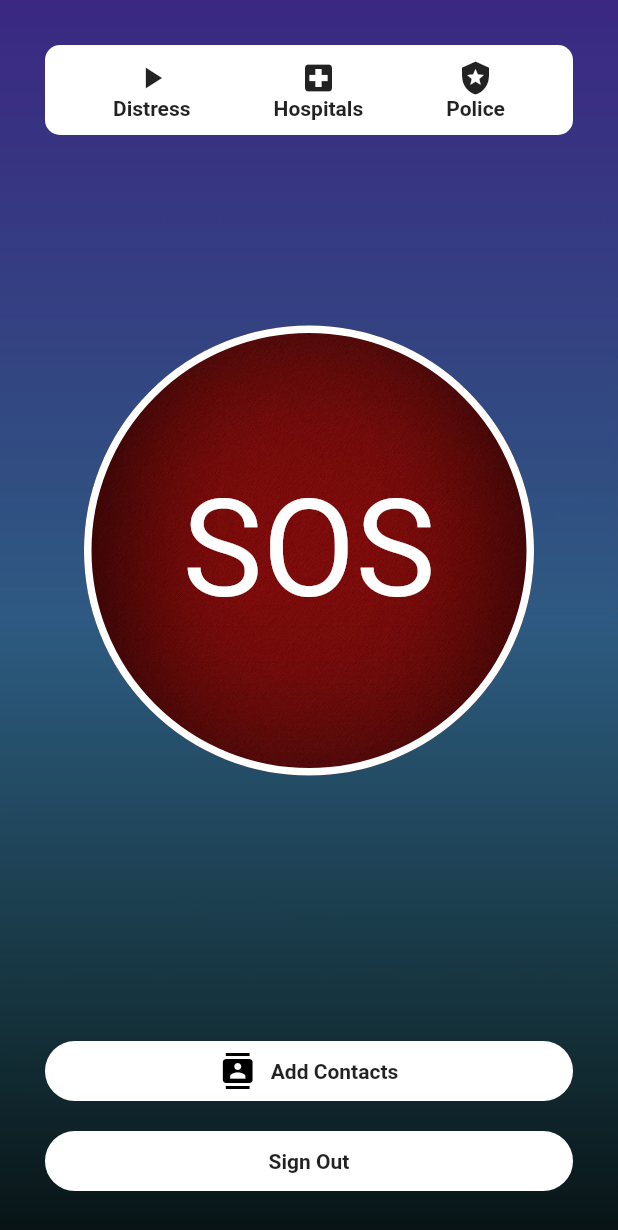
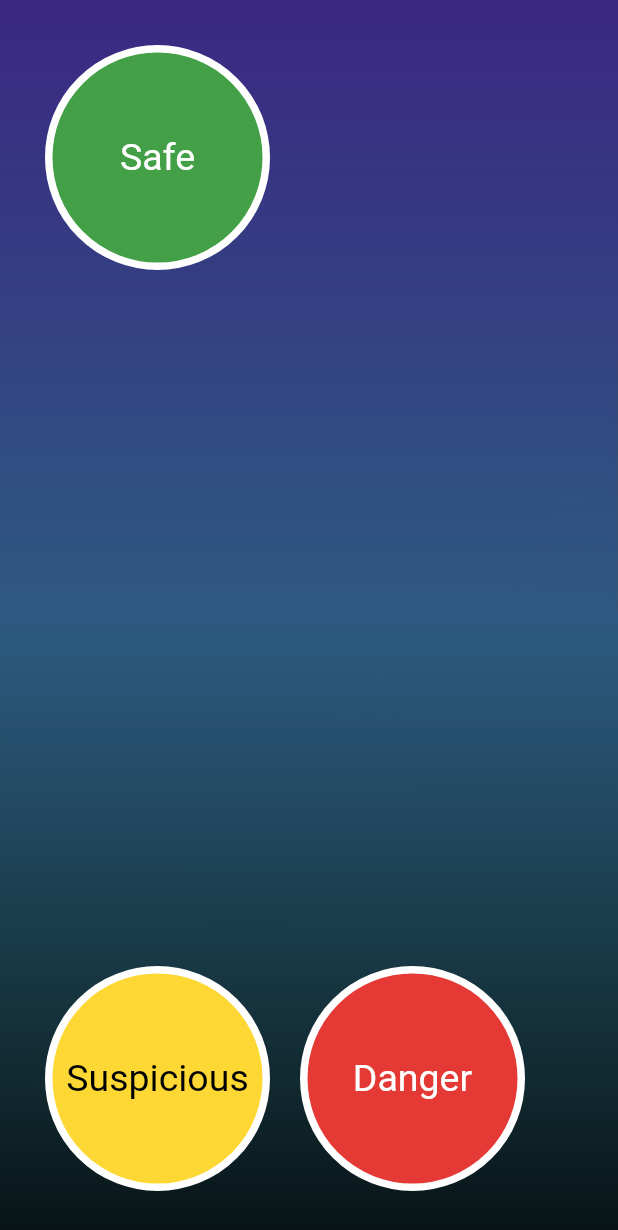
Before and after one commit to sakship31/women-safety-app, a Flutter app: the screen it shows once a user with an empty profile is signed in, after a tap on "SOS", on a phone screen of 412 x 824 dp. Shown: the top 1230 px of the screen. Run offline on Flutter 3.47's test engine with Material 2 defaults, Android fonts, the phone set to English and light mode, and no system bars; our stand-ins replace audioplayers, firebase_auth, geolocator, sqflite; missing offline and left inert: dart:ffi, sms; accounts and stored records are empty.

Commit message:
diff sos added

```diff
--- a/lib/screens/dashboard.dart
+++ b/lib/screens/dashboard.dart
@@ -3,8 +3,10 @@
 import 'package:audioplayers/audioplayers.dart';
 import 'package:flutter/material.dart';
 import 'package:geolocator/geolocator.dart';
+import 'package:safety_app/screens/emergency.dart';
 import 'package:safety_app/screens/hospitals.dart';
 import 'package:safety_app/screens/police.dart';
+import 'package:safety_app/screens/sos.dart';
 import 'package:safety_app/services/authservice.dart';
 import 'dart:async';
 import 'package:flutter/widgets.dart';
@@ -69,6 +71,7 @@ class _DashboardPageState extends State<DashboardPage> {
             image: DecorationImage(
                 image: AssetImage('assets/images/back.jpg'),
                 fit: BoxFit.cover)),
+        child: SafeArea(
           child: Container(
             decoration: BoxDecoration(
                 gradient: LinearGradient(begin: Alignment.bottomRight, colors: [
@@ -108,8 +111,9 @@ class _DashboardPageState extends State<DashboardPage> {
                                     }
                                     setState(() {});
                                   },
-                                child: Icon(
-                                    isPlaying ? Icons.pause : Icons.play_arrow),
+                                  child: Icon(isPlaying
+                                      ? Icons.pause
+                                      : Icons.play_arrow),
                                   // height: 50,
                                 ),
                                 Container(
@@ -133,7 +137,8 @@ class _DashboardPageState extends State<DashboardPage> {
                                     Navigator.push(
                                       context,
                                       MaterialPageRoute(
-                                        builder: (context) => HospitalScreen()),
+                                          builder: (context) =>
+                                              HospitalScreen()),
                                     );
                                   },
                                   child: Icon(Icons.local_hospital),
@@ -178,34 +183,44 @@ class _DashboardPageState extends State<DashboardPage> {
                               ],
                             ),
                           ),
+                          Container(
+                            padding: const EdgeInsets.all(10),
+                            // color: Colors.red[900],
+                            child: Column(
+                              children: [
+                                InkWell(
+                                  onTap: () {
+                                    Navigator.push(
+                                      context,
+                                      MaterialPageRoute(
+                                          builder: (context) =>
+                                              EmergencyNumbers()),
+                                    );
+                                  },
+                                  child: Icon(Icons.call),
+                                  // height: 50,
+                                ),
+                                Container(
+                                  child: Text(
+                                    "Emergency",
+                                    style: TextStyle(
+                                      fontWeight: FontWeight.bold,
+                                    ),
+                                  ),
+                                ),
+                              ],
+                            ),
+                          ),
                         ],
                       ),
                     ),
                     SafeArea(
                       child: InkWell(
                         onTap: () async {
-                        Position position = await getCurrentLocation();
-                        print("Pressed");
-                        contacts = await dbHelper.getContacts();
-                        print(contacts[0].number);
-                        SmsSender sender = new SmsSender();
-                        for (int i = 0; i < contacts.length; i++) {
-                          print(i);
-                          await sender.sendSms(new SmsMessage(
-                              contacts[i].number.trim(),
-                              'Help Me ' +
-                                  'http://maps.google.com/?q=' +
-                                  position.latitude.toString() +
-                                  ',' +
-                                  position.longitude.toString()));
-                        }
-                        // contacts.map((contact) {
-                        //   await sender.sendSms(new SmsMessage(contact.number.trim(), 'Help ME!!'));
-                        // });
-                        // String address = "+918460729886";
-                        // sender.sendSms(new SmsMessage("+918460729886", 'Hello flutter!'));
-                        // sendSms();
-                        // _sendSMS(message, recipents);
+                          Navigator.push(
+                            context,
+                            MaterialPageRoute(builder: (context) => SOSPage()),
+                          );
                         },
                         child: Container(
                           height: 300,
@@ -329,6 +344,7 @@ class _DashboardPageState extends State<DashboardPage> {
             ),
           ),
         ),
+      ),
     );
   }
 }
--- /dev/null
+++ b/lib/screens/sos.dart
@@ -0,0 +1,187 @@
+// import 'dart:html';
+
+import 'package:audioplayers/audioplayers.dart';
+import 'package:flutter/material.dart';
+import 'package:geolocator/geolocator.dart';
+import 'package:safety_app/screens/hospitals.dart';
+import 'package:safety_app/screens/sos.dart';
+import 'package:safety_app/services/authservice.dart';
+import 'dart:async';
+import 'package:flutter/widgets.dart';
+import 'package:flutter/services.dart';
+import 'package:sms/sms.dart';
+import './contacts.dart';
+import '../models/contactModel.dart';
+import '../services/storage.dart';
+import 'package:audioplayers/audio_cache.dart';
+
+class SOSPage extends StatefulWidget {
+  @override
+  _SOSPageState createState() => _SOSPageState();
+}
+
+class _SOSPageState extends State<SOSPage> {
+  var dbHelper = Storage();
+  List<ContactModel> contacts;
+  AudioCache cache = AudioCache();
+  AudioPlayer player = AudioPlayer();
+
+  bool isPlaying = false;
+  static const platform = const MethodChannel('sendSms');
+
+  Future<Position> getCurrentLocation() async {
+    final position = await Geolocator()
+        .getCurrentPosition(desiredAccuracy: LocationAccuracy.high);
+    print(position.latitude);
+    return position;
+  }
+
+  @override
+  Widget build(BuildContext context) {
+    return Scaffold(
+      body: Container(
+        width: double.infinity,
+        decoration: BoxDecoration(
+            image: DecorationImage(
+                image: AssetImage('assets/images/back.jpg'),
+                fit: BoxFit.cover)),
+        child: SafeArea(
+          child: Container(
+            decoration: BoxDecoration(
+                gradient: LinearGradient(begin: Alignment.bottomRight, colors: [
+              Colors.black.withOpacity(.9),
+              Colors.black.withOpacity(.4)
+            ])),
+            child: Padding(
+              padding: EdgeInsets.all(30),
+              child: Container(
+                child: Column(
+                  mainAxisAlignment: MainAxisAlignment.spaceBetween,
+                  children: <Widget>[
+                    // SizedBox(height: 100),
+                    Row(
+                      children: [InkWell(
+                        onTap: () async {
+                          Position position = await getCurrentLocation();
+                          print("Pressed");
+                          contacts = await dbHelper.getContacts();
+                          print(contacts[0].number);
+                          SmsSender sender = new SmsSender();
+                          for (int i = 0; i < contacts.length; i++) {
+                            print(i);
+                            await sender.sendSms(new SmsMessage(
+                                contacts[i].number.trim(),
+                                'I am safe ' +
+                                    'http://maps.google.com/?q=' +
+                                    position.latitude.toString() +
+                                    ',' +
+                                    position.longitude.toString()));
+                          }
+                        },
+                        child: Container(
+                          height: 150,
+                          width: 150,
+                          decoration: BoxDecoration(
+                              border: Border.all(color: Colors.white, width: 5),
+                              borderRadius: BorderRadius.circular(300),
+                              color: Colors.green[600]),
+                          child: Center(
+                            child: Container(
+                              child: Text("Safe",
+                                  style: TextStyle(
+                                    color: Colors.white,
+                                    fontSize: 25,
+                                  )),
+                            ),
+                          ),
+                        ),
+                      ),]
+                    ),
+
+                    Row(
+                      children:[InkWell(
+                        onTap: () async {
+                                                Position position = await getCurrentLocation();
+                        print("Pressed");
+                        contacts = await dbHelper.getContacts();
+                        print(contacts[0].number);
+                        SmsSender sender = new SmsSender();
+                        for (int i = 0; i < contacts.length; i++) {
+                          print(i);
+                          await sender.sendSms(new SmsMessage(
+                              contacts[i].number.trim(),
+                              'Being Cautious ' +
+                                  'http://maps.google.com/?q=' +
+                                  position.latitude.toString() +
+                                  ',' +
+                                  position.longitude.toString()));
+                        }
+                        },
+
+                        child: Container(
+                          height: 150,
+                          width: 150,
+                          decoration: BoxDecoration(
+                              border: Border.all(color: Colors.white, width: 5),
+                              borderRadius: BorderRadius.circular(300),
+                              color: Colors.yellow[600]),
+                          child: Center(
+                            child: Container(
+                              child: Text("Suspicious",
+                                  style: TextStyle(
+                                    color: Colors.black,
+                                    fontSize: 25,
+                                  )),
+                            ),
+                          ),
+                        ),
+                      ),
+                    SizedBox(width: 20),
+                    SafeArea(
+                      child: InkWell(
+                        onTap: () async {
+                                                  Position position = await getCurrentLocation();
+                        print("Pressed");
+                        contacts = await dbHelper.getContacts();
+                        print(contacts[0].number);
+                        SmsSender sender = new SmsSender();
+                        for (int i = 0; i < contacts.length; i++) {
+                          print(i);
+                          await sender.sendSms(new SmsMessage(
+                              contacts[i].number.trim(),
+                              'Help Me ' +
+                                  'http://maps.google.com/?q=' +
+                                  position.latitude.toString() +
+                                  ',' +
+                                  position.longitude.toString()));
+                        }
+                        },
+                        child: Container(
+                          height: 150,
+                          width: 150,
+                          decoration: BoxDecoration(
+                              border: Border.all(color: Colors.white, width: 5),
+                              borderRadius: BorderRadius.circular(300),
+                              color: Colors.red[600]),
+                          child: Center(
+                            child: Container(
+                              child: Text("Danger",
+                                  style: TextStyle(
+                                    color: Colors.white,
+                                    fontSize: 25,
+                                  )),
+                            ),
+                          ),
+                        ),
+                      ),
+                    ),],),
+                  ],
+                ),
+              ),
+            ),
+          ),
+        ),
+      ),
+    );
+  }
+}
```
Also changed, not shown: lib/screens/emergency.dart (added, +356 -0 lines). Lines whose indentation alone changed are shown as unchanged.
